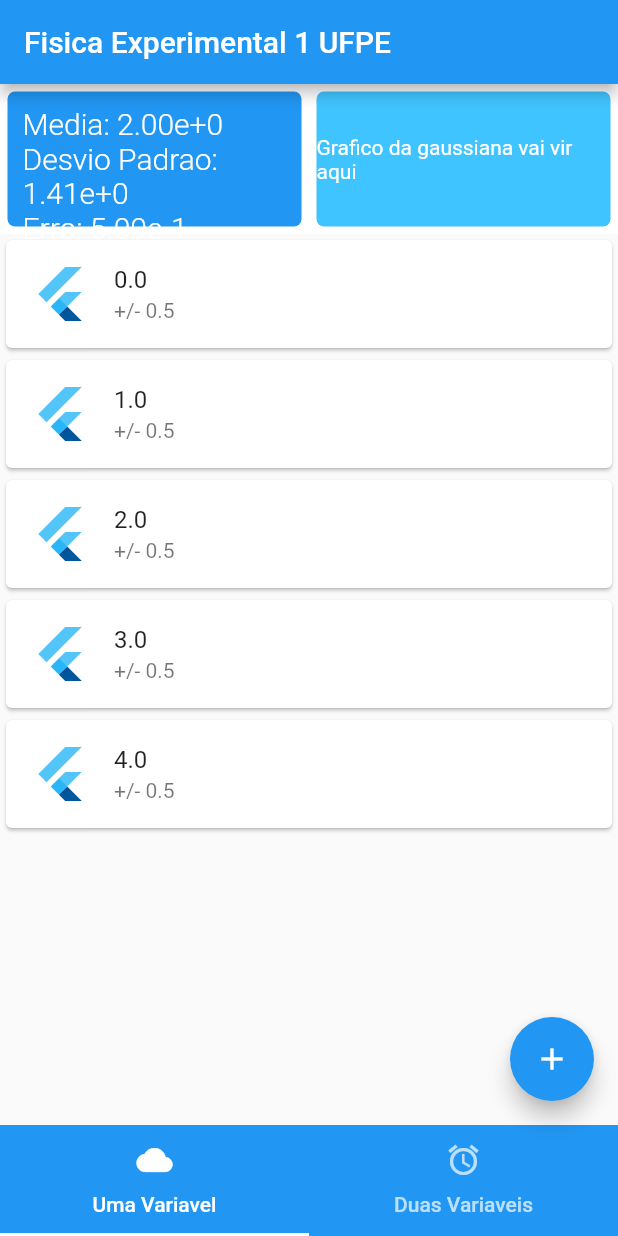
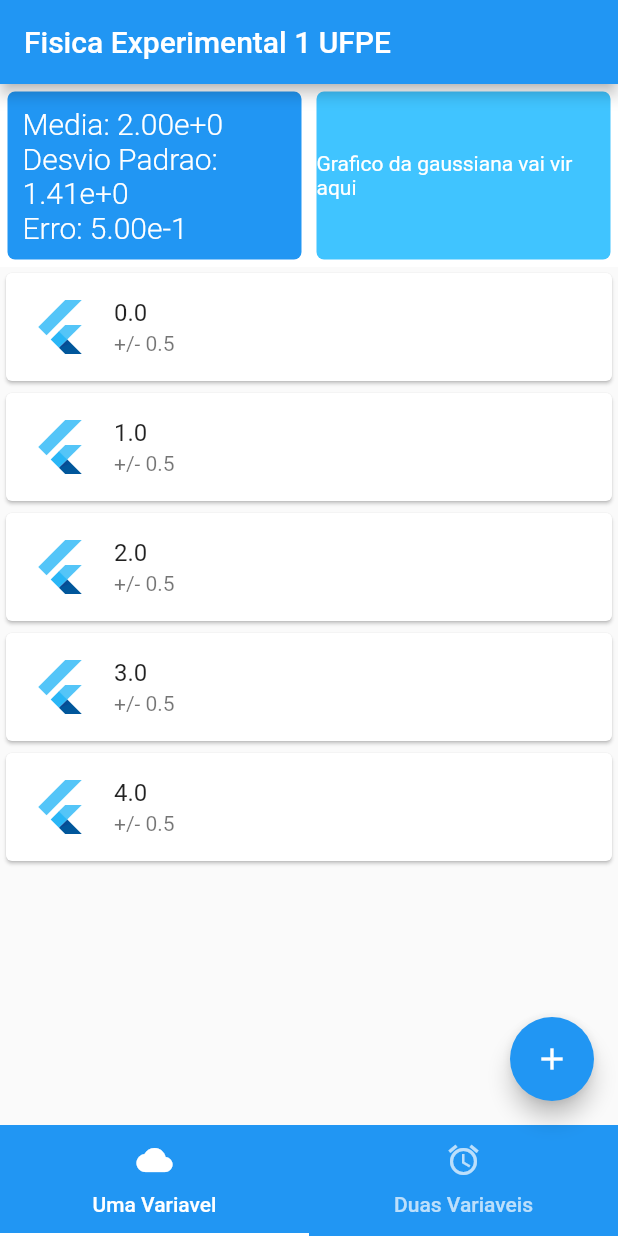
Before and after one commit to Shapis/experimental_basics, a Flutter app: the screen it shows after launch, on a phone screen of 412 x 824 dp. Run offline on Flutter 3.47's test engine with Material 2 defaults, Android fonts, the phone set to English and light mode, and no system bars; Roboto replaces fonts that are missing (SourceSansPro).

Commit message:
Fix single results container so it no longer has a hardcoded height

```diff
--- a/lib/brain/standard_deviation_math.dart
+++ b/lib/brain/standard_deviation_math.dart
@@ -18,7 +18,7 @@ class StandardDeviationMath {
   double getSingleInputVariance() {
     double singleAverage = getAverage();
     double sd = 0;
-    sd.round();
+    //sd.round(); // Not sure why I added this line initially.
 
     for (var item in inputs) {
       sd += pow(item - singleAverage, 2);
--- a/lib/screens/single_input_tab.dart
+++ b/lib/screens/single_input_tab.dart
@@ -18,7 +18,6 @@ class SingleInputTab extends StatelessWidget {
       return Column(
         children: [
           Container(
-            height: 100,
             color: Colors.white,
             child: IntrinsicHeight(
               child: Row(
```
